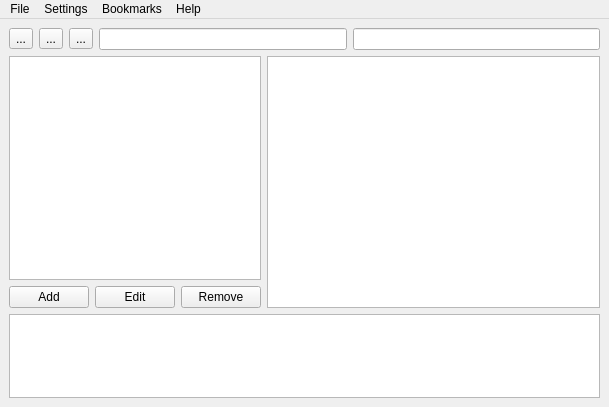
This is src/mainwindow.ui in moose-kazan/qOPDSbrowser as Qt 5 draws it before an edit. The edited form follows.
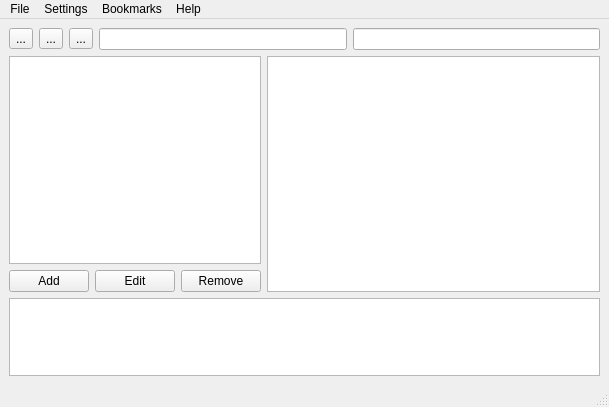
This is the edited form. Icons and pictures are not drawn.

Commit message: Added status bar

```diff
--- a/src/mainwindow.ui
+++ b/src/mainwindow.ui
@@ -201,6 +201,7 @@
    <addaction name="menuBookmarks"/>
    <addaction name="menuHelp"/>
   </widget>
+  <widget class="QStatusBar" name="statusBar"/>
   <action name="actionExit">
    <property name="text">
     <string>Exit</string>
```
The commit also changes 5 other files.
